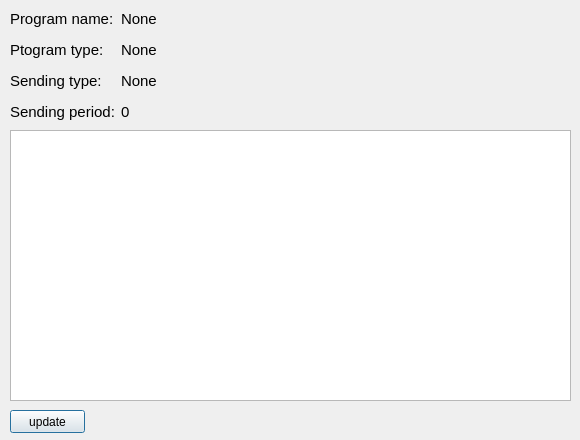
The window that 2-sem/lab3b/Windows/programwindow.ui (Megarekrut65/OOP-labs) describes before a commit, drawn with Qt 5.
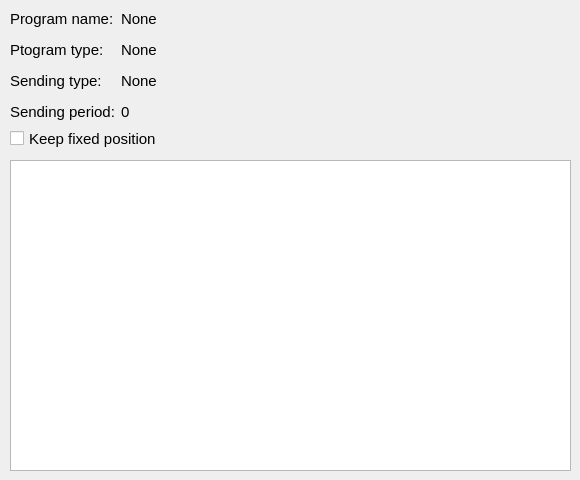
The same window after the commit.

```diff
--- a/2-sem/lab3b/Windows/programwindow.ui
+++ b/2-sem/lab3b/Windows/programwindow.ui
@@ -7,19 +7,19 @@
     <x>0</x>
     <y>0</y>
     <width>580</width>
-    <height>440</height>
+    <height>480</height>
    </rect>
   </property>
   <property name="minimumSize">
    <size>
     <width>580</width>
-    <height>440</height>
+    <height>480</height>
    </size>
   </property>
   <property name="maximumSize">
    <size>
     <width>580</width>
-    <height>440</height>
+    <height>480</height>
    </size>
   </property>
   <property name="windowTitle">
@@ -172,28 +172,33 @@
     </item>
    </layout>
   </widget>
-  <widget class="QPushButton" name="pushButtonUpdate">
+  <widget class="QTableView" name="tableViewBuffer">
    <property name="geometry">
     <rect>
      <x>10</x>
-     <y>410</y>
-     <width>75</width>
-     <height>23</height>
+     <y>160</y>
+     <width>561</width>
+     <height>311</height>
     </rect>
    </property>
-   <property name="text">
-    <string>update</string>
-   </property>
   </widget>
-  <widget class="QListWidget" name="listWidgetBuffer">
+  <widget class="QCheckBox" name="checkBoxFixedPosition">
    <property name="geometry">
     <rect>
      <x>10</x>
      <y>130</y>
-     <width>561</width>
-     <height>271</height>
+     <width>171</width>
+     <height>17</height>
     </rect>
    </property>
+   <property name="font">
+    <font>
+     <pointsize>11</pointsize>
+    </font>
+   </property>
+   <property name="text">
+    <string>Keep fixed position</string>
+   </property>
   </widget>
  </widget>
  <resources/>
```
